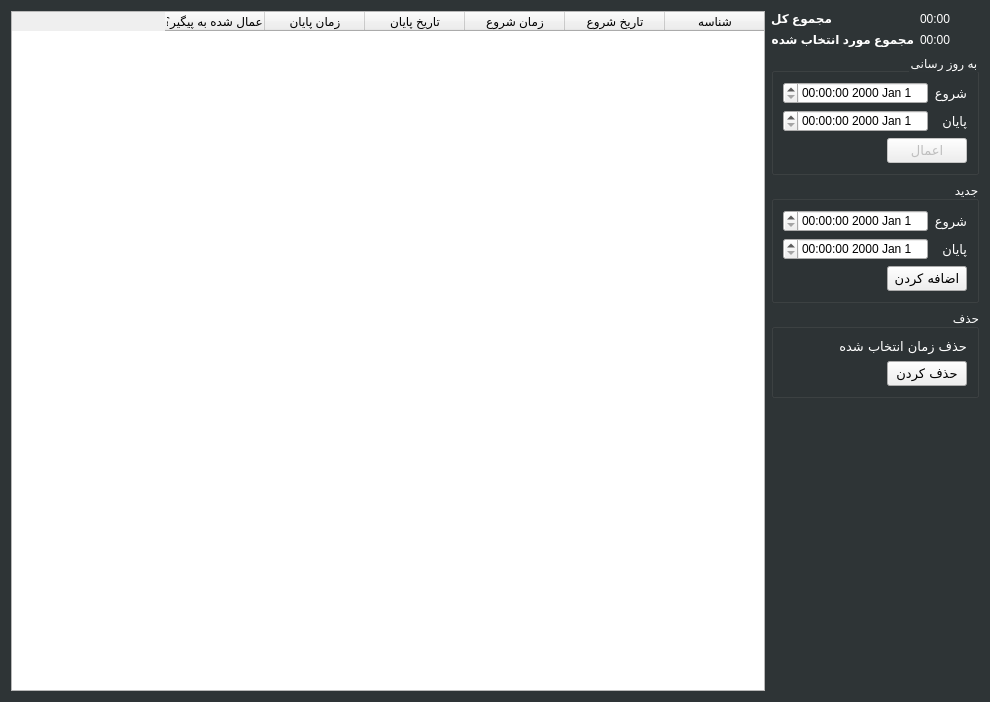
The window that time-tracker/TimesliceEditorDialog.ui (its-saeed/retracker) describes before a commit, drawn with Qt 5.
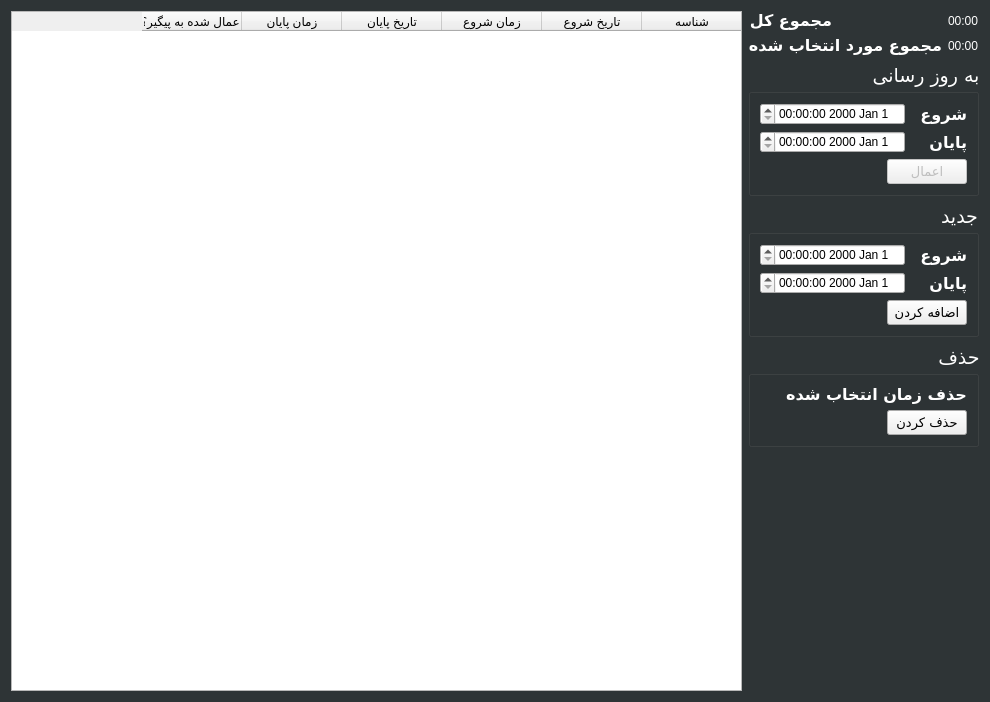
The same window after the commit. Icons and pictures are not drawn.

Patch:
```diff
--- a/time-tracker/TimesliceEditorDialog.ui
+++ b/time-tracker/TimesliceEditorDialog.ui
@@ -38,6 +38,12 @@
    </item>
    <item>
     <widget class="QTableWidget" name="tblw_timeslices">
+     <property name="font">
+      <font>
+       <family>B Yekan</family>
+       <pointsize>10</pointsize>
+      </font>
+     </property>
      <property name="layoutDirection">
       <enum>Qt::RightToLeft</enum>
      </property>
@@ -99,6 +105,8 @@
         <widget class="QLabel" name="label_4">
          <property name="font">
           <font>
+           <family>B Nazanin</family>
+           <pointsize>12</pointsize>
            <weight>75</weight>
            <bold>true</bold>
           </font>
@@ -119,6 +127,8 @@
         <widget class="QLabel" name="label_3">
          <property name="font">
           <font>
+           <family>B Nazanin</family>
+           <pointsize>12</pointsize>
            <weight>75</weight>
            <bold>true</bold>
           </font>
@@ -139,6 +149,12 @@
      </item>
      <item>
       <widget class="QGroupBox" name="groupBox">
+       <property name="font">
+        <font>
+         <family>B Mehr</family>
+         <pointsize>14</pointsize>
+        </font>
+       </property>
        <property name="layoutDirection">
         <enum>Qt::RightToLeft</enum>
        </property>
@@ -150,10 +166,10 @@
          <widget class="QLabel" name="label">
           <property name="font">
            <font>
-            <family>B Yekan</family>
-            <pointsize>10</pointsize>
-            <weight>50</weight>
-            <bold>false</bold>
+            <family>B Nazanin</family>
+            <pointsize>12</pointsize>
+            <weight>75</weight>
+            <bold>true</bold>
            </font>
           </property>
           <property name="text">
@@ -172,10 +188,10 @@
          <widget class="QLabel" name="label_2">
           <property name="font">
            <font>
-            <family>B Yekan</family>
-            <pointsize>10</pointsize>
-            <weight>50</weight>
-            <bold>false</bold>
+            <family>B Nazanin</family>
+            <pointsize>12</pointsize>
+            <weight>75</weight>
+            <bold>true</bold>
            </font>
           </property>
           <property name="text">
@@ -203,6 +219,9 @@
               <pointsize>10</pointsize>
              </font>
             </property>
+            <property name="layoutDirection">
+             <enum>Qt::LeftToRight</enum>
+            </property>
             <property name="text">
              <string>اعمال</string>
             </property>
@@ -238,6 +257,12 @@
      </item>
      <item>
       <widget class="QGroupBox" name="groupBox_2">
+       <property name="font">
+        <font>
+         <family>B Mehr</family>
+         <pointsize>14</pointsize>
+        </font>
+       </property>
        <property name="layoutDirection">
         <enum>Qt::RightToLeft</enum>
        </property>
@@ -249,10 +274,10 @@
          <widget class="QLabel" name="label_6">
           <property name="font">
            <font>
-            <family>B Yekan</family>
-            <pointsize>10</pointsize>
-            <weight>50</weight>
-            <bold>false</bold>
+            <family>B Nazanin</family>
+            <pointsize>12</pointsize>
+            <weight>75</weight>
+            <bold>true</bold>
            </font>
           </property>
           <property name="text">
@@ -273,6 +298,9 @@
               <pointsize>10</pointsize>
              </font>
             </property>
+            <property name="layoutDirection">
+             <enum>Qt::LeftToRight</enum>
+            </property>
             <property name="text">
              <string>اضافه کردن</string>
             </property>
@@ -314,10 +342,10 @@
          <widget class="QLabel" name="label_5">
           <property name="font">
            <font>
-            <family>B Yekan</family>
-            <pointsize>10</pointsize>
-            <weight>50</weight>
-            <bold>false</bold>
+            <family>B Nazanin</family>
+            <pointsize>12</pointsize>
+            <weight>75</weight>
+            <bold>true</bold>
            </font>
           </property>
           <property name="text">
@@ -337,6 +365,12 @@
      </item>
      <item>
       <widget class="QGroupBox" name="groupBox_3">
+       <property name="font">
+        <font>
+         <family>B Mehr</family>
+         <pointsize>14</pointsize>
+        </font>
+       </property>
        <property name="layoutDirection">
         <enum>Qt::RightToLeft</enum>
        </property>
@@ -348,10 +382,10 @@
          <widget class="QLabel" name="label_8">
           <property name="font">
            <font>
-            <family>B Yekan</family>
-            <pointsize>10</pointsize>
-            <weight>50</weight>
-            <bold>false</bold>
+            <family>B Nazanin</family>
+            <pointsize>12</pointsize>
+            <weight>75</weight>
+            <bold>true</bold>
            </font>
           </property>
           <property name="text">
@@ -372,6 +406,9 @@
               <pointsize>10</pointsize>
              </font>
             </property>
+            <property name="layoutDirection">
+             <enum>Qt::LeftToRight</enum>
+            </property>
             <property name="text">
              <string>حذف کردن</string>
             </property>
```
